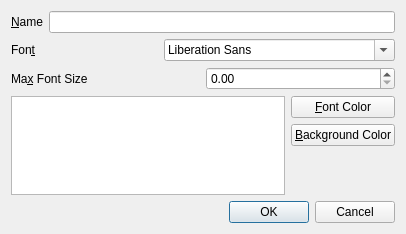
The window that styledialog.ui (kermitfrog/kbddisplay) describes before a commit, drawn with Qt 5.
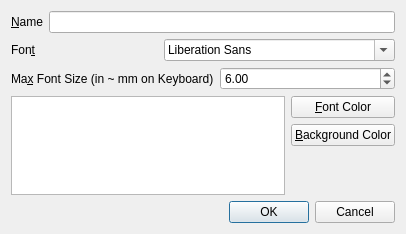
The same window after the commit.

```diff
--- a/styledialog.ui
+++ b/styledialog.ui
@@ -53,7 +53,7 @@
      <item>
       <widget class="QLabel" name="label_3">
        <property name="text">
-        <string>Ma&amp;x Font Size</string>
+        <string>Ma&amp;x Font Size (in ~ mm on Keyboard)</string>
        </property>
        <property name="buddy">
         <cstring>fontSizeSpinBox</cstring>
@@ -61,7 +61,23 @@
       </widget>
      </item>
      <item>
-      <widget class="QDoubleSpinBox" name="fontSizeSpinBox"/>
+      <widget class="QDoubleSpinBox" name="fontSizeSpinBox">
+       <property name="decimals">
+        <number>2</number>
+       </property>
+       <property name="minimum">
+        <double>2.000000000000000</double>
+       </property>
+       <property name="maximum">
+        <double>200.000000000000000</double>
+       </property>
+       <property name="singleStep">
+        <double>0.250000000000000</double>
+       </property>
+       <property name="value">
+        <double>6.000000000000000</double>
+       </property>
+      </widget>
      </item>
     </layout>
    </item>
```
